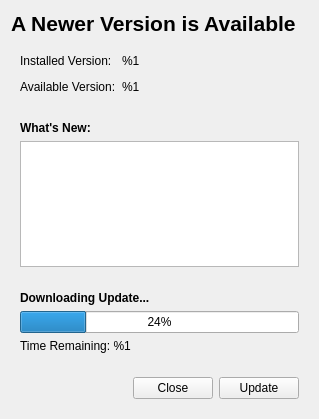
Old version of the form src/updaterwindow.ui in the repository nuttyartist/notes.
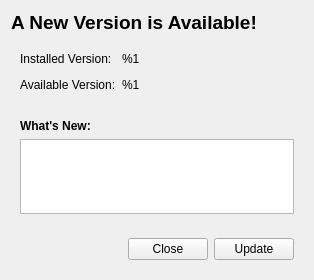
New version of the form.

```diff
--- a/src/updaterwindow.ui
+++ b/src/updaterwindow.ui
@@ -6,8 +6,8 @@
    <rect>
     <x>0</x>
     <y>0</y>
-    <width>319</width>
-    <height>419</height>
+    <width>314</width>
+    <height>280</height>
    </rect>
   </property>
   <property name="windowTitle">
@@ -18,13 +18,13 @@
     <widget class="QLabel" name="title">
      <property name="font">
       <font>
-       <pointsize>16</pointsize>
+       <pointsize>14</pointsize>
        <weight>75</weight>
        <bold>true</bold>
       </font>
      </property>
      <property name="text">
-      <string>A Newer Version is Available</string>
+      <string>A New Version is Available!</string>
      </property>
     </widget>
    </item>
@@ -123,39 +123,6 @@
      </property>
     </spacer>
    </item>
-   <item>
-    <widget class="QWidget" name="downloaderWidget" native="true">
-     <layout class="QVBoxLayout" name="verticalLayout_3">
-      <item>
-       <widget class="QLabel" name="downloaderTitle">
-        <property name="font">
-         <font>
-          <weight>75</weight>
-          <bold>true</bold>
-         </font>
-        </property>
-        <property name="text">
-         <string>Downloading Update...</string>
-        </property>
-       </widget>
-      </item>
-      <item>
-       <widget class="QProgressBar" name="downloadProgress">
-        <property name="value">
-         <number>24</number>
-        </property>
-       </widget>
-      </item>
-      <item>
-       <widget class="QLabel" name="timeRemaining">
-        <property name="text">
-         <string>Time Remaining: %1</string>
-        </property>
-       </widget>
-      </item>
-     </layout>
-    </widget>
-   </item>
    <item>
     <widget class="QWidget" name="buttonsWidget" native="true">
      <layout class="QHBoxLayout" name="horizontalLayout">
```
Left out of the diff: 2 changed lines with no effect on the pictures.
